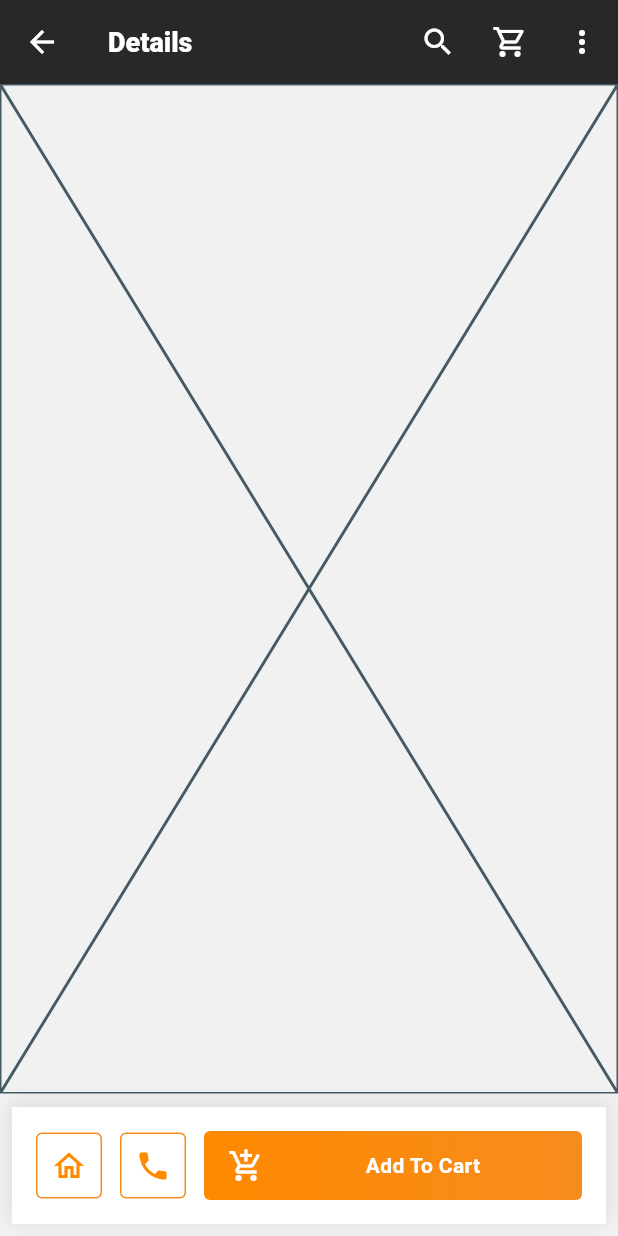
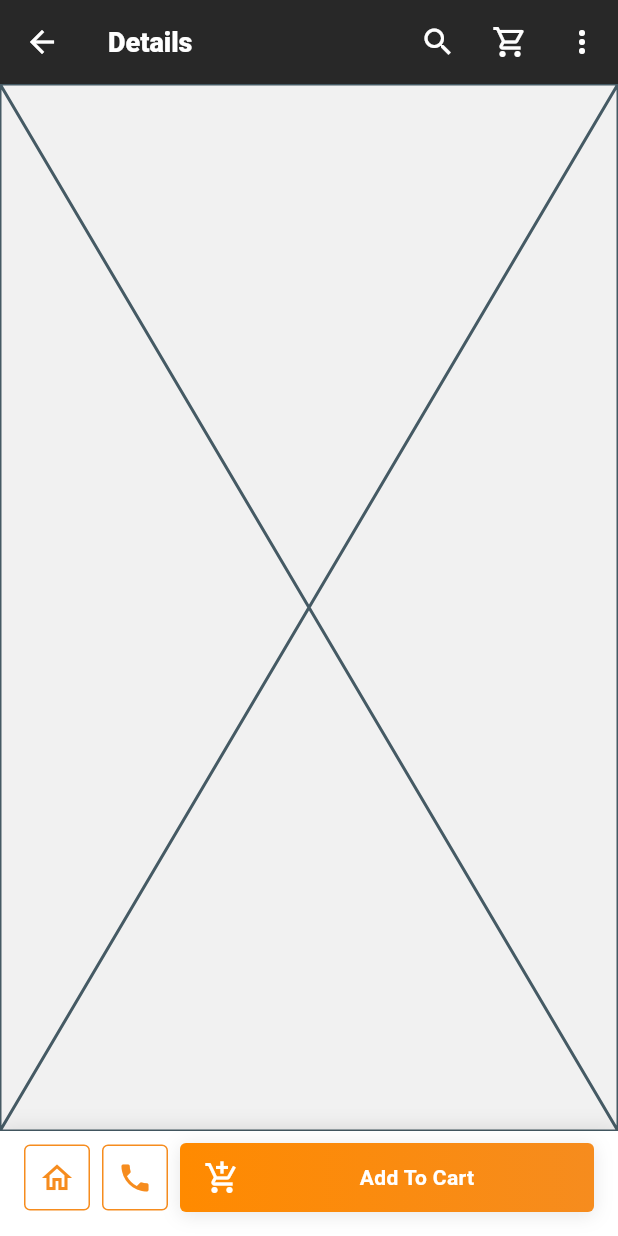
Before and after one commit to GreatGrant/jumia-clone, a Flutter app: the DetailsScreen screen opened directly with sample values from the repository, on a phone screen of 412 x 824 dp. Run offline on Flutter 3.47's test engine with Material 3 defaults, Android fonts, the phone set to English and light mode, and no system bars; our stand-ins replace cached_network_image, carousel_slider, flutter_svg, go_router, visibility_detector; network calls fail.

Commit message:
use persisitent footer widget as bottom nav

```diff
--- a/lib/main.dart
+++ b/lib/main.dart
@@ -1,11 +1,22 @@
 import 'package:flutter/material.dart';
 import 'package:flutter/services.dart';
 import 'package:jumia_clone/screens/account_screen.dart';
+import 'package:jumia_clone/theme/colors.dart';
 import 'package:jumia_clone/theme/themes.dart';
 
 import 'navigation/router.dart';
 
 void main() {
+  // Set the system navigation bar color globally (optional)
+  WidgetsFlutterBinding.ensureInitialized();
+
+  SystemChrome.setSystemUIOverlayStyle(
+    const SystemUiOverlayStyle(
+      systemNavigationBarColor: AppColors.surface,
+      systemNavigationBarIconBrightness: Brightness.light,
+    ),
+  );
+
   runApp(MyApp());
 }
 
--- a/lib/screens/details_sreen.dart
+++ b/lib/screens/details_sreen.dart
@@ -116,8 +116,7 @@ class _DetailsScreenState extends State<DetailsScreen> {
         ],
       ),
       body: Placeholder(),
-      persistentFooterButtons: [
-        PersistentFooterWidget(
+      bottomNavigationBar: PersistentFooterWidget(
           onHomePressed: () {
             print('Home pressed');
           },
@@ -128,7 +127,6 @@ class _DetailsScreenState extends State<DetailsScreen> {
             print('Add to cart pressed');
           },
         ),
-      ],
     );
   }
 }
--- a/lib/widgets/persistent_footer_widget.dart
+++ b/lib/widgets/persistent_footer_widget.dart
@@ -1,5 +1,8 @@
 import 'package:flutter/material.dart';
-import 'package:jumia_clone/theme/colors.dart';
+import 'package:flutter/services.dart';
+
+import '../theme/colors.dart'; // For SystemChrome
+
 
 class PersistentFooterWidget extends StatelessWidget {
   final VoidCallback? onHomePressed;
@@ -18,9 +21,9 @@ class PersistentFooterWidget extends StatelessWidget {
   @override
   Widget build(BuildContext context) {
     return Container(
-      padding: const EdgeInsets.all(16.0),
+      padding: const EdgeInsets.symmetric(horizontal: 16.0, vertical: 8.0),
       decoration: BoxDecoration(
-        color: Colors.white,
+        color: AppColors.surface,
         boxShadow: [
           BoxShadow(
             color: Colors.black.withValues(alpha: 0.1),
@@ -32,20 +35,34 @@ class PersistentFooterWidget extends StatelessWidget {
       child: SafeArea(
         child: Row(
           children: [
-            _buildIconButton(
-              icon: Icons.home_outlined,
-              onPressed: onHomePressed,
+            Padding(
+              padding: EdgeInsetsGeometry.only(bottom: 8),
+              child: _buildIconButton(
+                icon: Icons.home_outlined,
+                onPressed: onHomePressed,
+              ),
             ),
-            const SizedBox(width: 12),
-            _buildIconButton(
-              icon: Icons.phone,
-              onPressed: onCallPressed,
+            const SizedBox(width: 8),
+            Padding(
+              padding: EdgeInsetsGeometry.only(bottom: 8),
+              child: _buildIconButton(
+                icon: Icons.phone,
+                onPressed: onCallPressed,
+              ),
             ),
-            const SizedBox(width: 12),
+            const SizedBox(width: 8),
             Expanded(
               child: Container(
+                margin: const EdgeInsets.only(bottom: 8),
                 height: 46,
-                decoration: const BoxDecoration(
+                decoration: BoxDecoration(
+                  boxShadow: [
+                    BoxShadow(
+                      color: AppColors.black.withValues(alpha: 0.1),
+                      blurRadius: 10,
+                      offset: const Offset(0, 2),
+                    ),
+                  ],
                   gradient: LinearGradient(
                     colors: [Color(0xFFFF8A00), AppColors.primary],
                     begin: Alignment.centerLeft,
@@ -59,15 +76,15 @@ class PersistentFooterWidget extends StatelessWidget {
                     onTap: onAddToCartPressed,
                     borderRadius: _buttonRadius,
                     child: const Row(
-                      mainAxisAlignment: MainAxisAlignment.start, // Align children to the start (left)
+                      mainAxisAlignment: MainAxisAlignment.start,
                       children: [
-                        SizedBox(width: 16),
+                        SizedBox(width: 16), // Space before icon
                         Icon(
                           Icons.add_shopping_cart_outlined,
                           color: Colors.white,
                           size: 24,
                         ),
-                        Expanded( // Expands to push the text to the center
+                        Expanded(
                           child: Center(
                             child: Text(
                               'Add To Cart',
@@ -109,7 +126,7 @@ class PersistentFooterWidget extends StatelessWidget {
           borderRadius: _buttonRadius,
           child: Icon(
             icon,
-            color: const Color(0xFFFF8A00),
+            color: AppColors.primary,
             size: 24,
           ),
         ),
```
